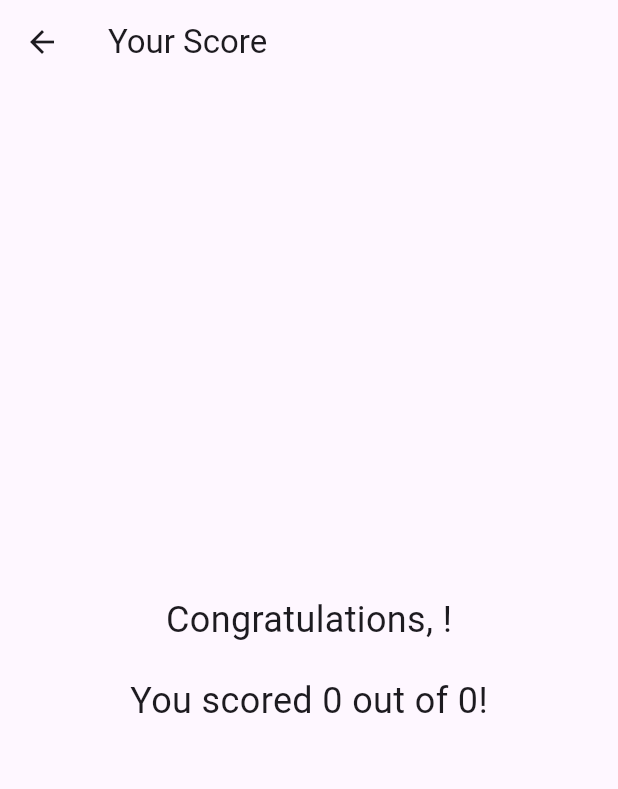
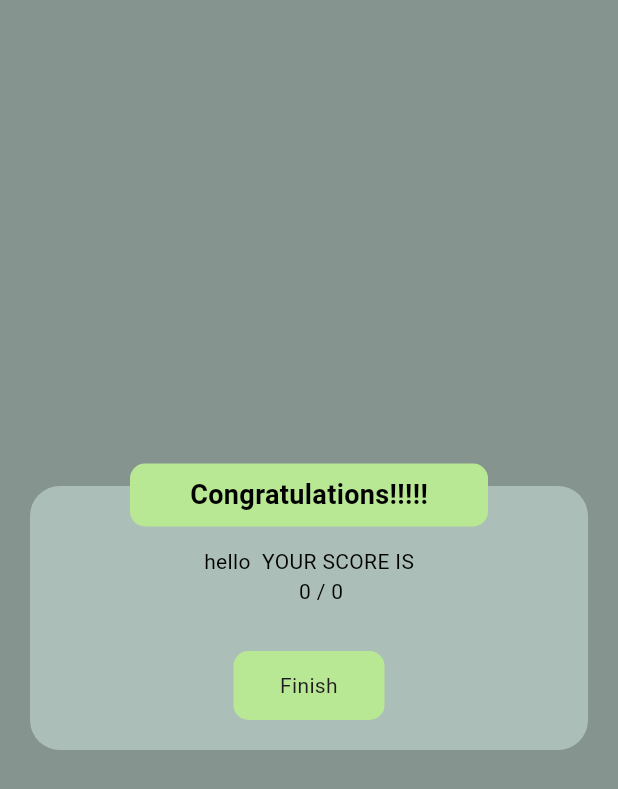
Before and after one commit to Ibrahim8545/quiz_app_iti_task, a Flutter app: the ScoreScreen screen opened directly with empty values, on a phone screen of 412 x 824 dp. Shown: the top 789 px of the screen. Run offline on Flutter 3.47's test engine with Material 3 defaults, Android fonts, the phone set to English and light mode, and no system bars.

Commit message:
refactor to ui

```diff
--- a/lib/screens/score_screen.dart
+++ b/lib/screens/score_screen.dart
@@ -1,4 +1,7 @@
 import 'package:flutter/material.dart';
+import 'package:quizapp/screens/home_screen.dart';
+import 'package:quizapp/utils/colors.dart';
+import 'package:quizapp/widget/home_sumit_screen.dart';
 
 class ScoreScreen extends StatelessWidget {
   final int score;
@@ -10,21 +13,29 @@ class ScoreScreen extends StatelessWidget {
   @override
   Widget build(BuildContext context) {
     return Scaffold(
-      appBar: AppBar(title: Text("Your Score")),
+      backgroundColor: AppColor.secondaryColor,
       body: Center(
-        child: Column(
-          mainAxisAlignment: MainAxisAlignment.center,
-          children: [
-            Text(
-              "Congratulations, $name!",
-              style: TextStyle(fontSize: 24),
-            ),
-            SizedBox(height: 20),
-            Text(
-              "You scored $score out of $total!",
-              style: TextStyle(fontSize: 24),
-            ),
-          ],
+        child: Padding(
+          padding: const EdgeInsets.all(20),
+          child: Column(
+            mainAxisAlignment: MainAxisAlignment.center,
+            children: [
+              TakeName(
+                controller: TextEditingController(text: name),
+                headerText: 'Congratulations!!!!!',
+                text:'Finish',
+                onTap: () {
+                  Navigator.pushNamedAndRemoveUntil(context, HomeScreen.routeName, (route) => false,);
+                },
+                name:  '''hello $name YOUR SCORE IS
+                 $score / $total''',
+                showTextField: false,
+
+
+              )
+
+            ],
+          ),
         ),
       ),
     );
--- a/lib/widget/custom_button.dart
+++ b/lib/widget/custom_button.dart
@@ -12,8 +12,11 @@ VoidCallback  onTap;
     return InkWell(
       onTap: onTap,
       child: Container(
-        width: double.infinity,
-        padding: const EdgeInsets.all(15),
+
+        padding: const EdgeInsets.symmetric(
+          vertical: 12,
+          horizontal: 30
+        ),
         decoration: BoxDecoration(
           borderRadius: BorderRadius.circular(10),
           color: color,
--- a/lib/widget/home_sumit_screen.dart
+++ b/lib/widget/home_sumit_screen.dart
@@ -4,57 +4,65 @@ import 'package:quizapp/screens/home_screen.dart';
 import 'package:quizapp/screens/quiz_screen.dart';
 import 'package:quizapp/utils/colors.dart';
 import 'package:quizapp/widget/custom_button.dart';
-import 'package:quizapp/widget/text_fieled.dart';
+
+import 'package:quizapp/widget/text_fieled.dart'; // Ensure this matches your custom text field file
 
 class TakeName extends StatelessWidget {
-  TakeName({required this.name,required this.headerText ,required this.controller,required this.onTap,super.key});
-  String name;
-  String headerText;
+  const TakeName({
+    required this.name,
+    required this.headerText,
+    required this.text,
+    required this.controller,
+    required this.onTap,
+    this.showTextField = true, // Default to true
+    Key? key,
+  }) : super(key: key);
+
+  final String name;
+  final String headerText;
+  final String text;
+  final TextEditingController controller;
   final VoidCallback onTap;
- TextEditingController controller;
+  final bool showTextField; // New parameter
+
   @override
   Widget build(BuildContext context) {
     return Stack(
       alignment: Alignment.topCenter,
       clipBehavior: Clip.none,
       children: [
-
         Container(
           padding: const EdgeInsets.only(right: 45, left: 45, top: 20, bottom: 20),
           decoration: BoxDecoration(
             color: AppColor.gray,
             borderRadius: BorderRadius.circular(20),
           ),
-        child: Column
-        (
+          width: double.infinity,
+          child: Column(
             children: [
-          const   SizedBox(height: 20,),
+              const SizedBox(height: 20),
               Text(
                 name,
-            style:const  TextStyle(color: Colors.black),
+                style: const TextStyle(color: Colors.black),
               ),
-          const SizedBox(
-            height: 10,
-          ),
+              const SizedBox(height: 10),
+              if (showTextField) // Show the text field based on the flag
                 CustomTextField(
                   controller: controller,
-
                 ),
- const   SizedBox(height: 20,),
+              const SizedBox(height: 20),
               CustomButttom(
                 onTap: onTap,
-             text:'sumbit',
+                text: text,
                 color: AppColor.primaryColor,
-            )
-        ]),
+              ),
+            ],
+          ),
         ),
         Positioned(
           top: -15,
-
-
           child: Container(
-            padding: const EdgeInsets.symmetric(
-              vertical: 8, horizontal: 40), // Padding around the text
+            padding: const EdgeInsets.symmetric(vertical: 8, horizontal: 40),
             decoration: BoxDecoration(
               borderRadius: BorderRadius.circular(10),
               color: AppColor.primaryColor,
@@ -65,13 +73,11 @@ class TakeName extends StatelessWidget {
                 color: Colors.black,
                 fontWeight: FontWeight.bold,
                 fontSize: 18,
-                )
-                ,
               ),
             ),
           ),
-      ]
-
+        ),
+      ],
     );
   }
 }
```
Also changed, not shown: lib/screens/home_screen.dart (+10 -23 lines), lib/widget/create_quiz.dart (added, +22 -0 lines), lib/widget/text_fieled.dart (+8 -7 lines). Lines whose indentation alone changed are shown as unchanged.
